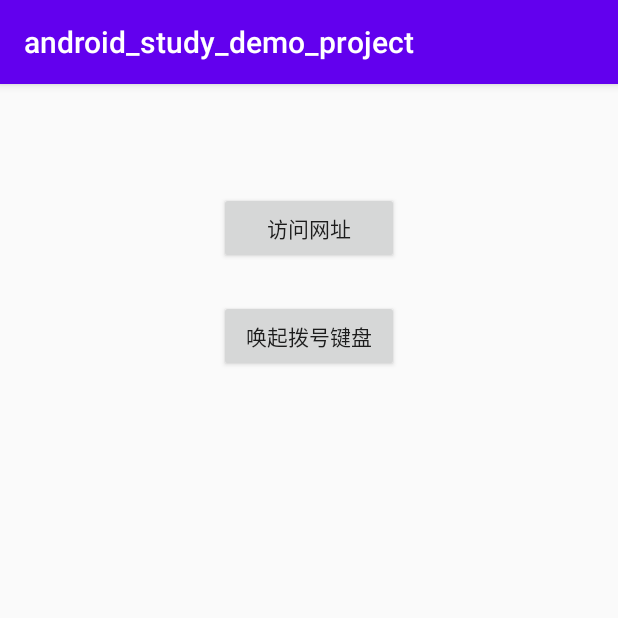
After one commit to miaomiao33/android_study_demo, an Android app: the IntentMainActivity screen opened directly, with no data from a screen before it, on a phone screen of 412 x 824 dp, the top half of it. The commit adds this screen. Run offline under Robolectric (Android 15) with nearby library versions, the phone set to English and light mode, and no system bars.

Commit message:
Intent传递数据的使用，访问URL地址，唤起手机键并输入号码

```diff
--- a/android_study_demo_project/app/src/main/AndroidManifest.xml
+++ b/android_study_demo_project/app/src/main/AndroidManifest.xml
@@ -25,6 +25,8 @@
         <activity android:name=".SearchActivity" />
         <activity android:name=".MainActivity_map" />
         <activity android:name=".MainActivityForService" />
+        <activity android:name=".storage.StorageActivity"/>
+        <activity android:name=".intent.IntentMainActivity"/>
         <activity android:name=".MainActivity">
             <intent-filter>
                 <action android:name="android.intent.action.MAIN" />
--- /dev/null
+++ b/android_study_demo_project/app/src/main/java/com/example/android_study_demo_project/intent/IntentMainActivity.java
@@ -0,0 +1,64 @@
+package com.example.android_study_demo_project.intent;
+
+import android.content.Intent;
+import android.net.Uri;
+import android.os.Bundle;
+import android.view.View;
+import android.widget.Button;
+import android.widget.Toast;
+
+import androidx.annotation.Nullable;
+import androidx.appcompat.app.AppCompatActivity;
+
+import com.example.android_study_demo_project.R;
+
+public class IntentMainActivity extends AppCompatActivity {
+    private Button URLButton;
+    private Button dialPadButton;
+    @Override
+    protected void onCreate(@Nullable Bundle savedInstanceState) {
+        super.onCreate(savedInstanceState);
+        setContentView(R.layout.activity_intent);
+        //获取传递的数据
+        Intent intent = getIntent();
+        //方法1
+//        String data = intent.getStringExtra("data");
+//        int number = intent.getIntExtra("number",0);
+
+        //方法2
+        String data = intent.getStringExtra("data");
+        int number = intent.getIntExtra("number",0);//没有就是默认值0
+
+        Toast.makeText(IntentMainActivity.this,data+number,Toast.LENGTH_SHORT).show();
+
+        //访问网址和吊起拨号键盘
+        URLButton = (Button)findViewById(R.id.bt_visitURL);
+        dialPadButton = (Button)findViewById(R.id.bt_evoke_dial_pad);
+        URLButton.setOnClickListener(new View.OnClickListener() {
+            @Override
+            public void onClick(View view) {
+                visitURL("http://www.baidu.com");
+            }
+        });
+
+        dialPadButton.setOnClickListener(view -> {
+            evokeDialPad("10086");
+        });
+    }
+
+    //访问URL
+    public void visitURL(String url)
+    {
+        Intent intent = new Intent(Intent.ACTION_VIEW);
+        intent.setData(Uri.parse(url));
+        startActivity(intent);
+    }
+
+    //唤起拨号键盘并输入phoneNumber
+    public void evokeDialPad(String phoneNumber)
+    {
+        Intent intent = new Intent(Intent.ACTION_VIEW);
+        intent.setData(Uri.parse("tel:"+phoneNumber));
+        startActivity(intent);
+    }
+}
--- /dev/null
+++ b/android_study_demo_project/app/src/main/res/layout/activity_intent.xml
@@ -0,0 +1,31 @@
+<?xml version="1.0" encoding="utf-8"?>
+<androidx.constraintlayout.widget.ConstraintLayout
+    xmlns:android="http://schemas.android.com/apk/res/android"
+    xmlns:app="http://schemas.android.com/apk/res-auto"
+    android:layout_width="match_parent"
+    android:layout_height="match_parent">
+
+    <androidx.appcompat.widget.AppCompatButton
+        android:id="@+id/bt_visitURL"
+        android:layout_width="120dp"
+        android:layout_height="wrap_content"
+        android:text="访问网址"
+        android:textAllCaps="false"
+        app:layout_constraintBottom_toBottomOf="parent"
+        app:layout_constraintEnd_toEndOf="parent"
+        app:layout_constraintStart_toStartOf="parent"
+        app:layout_constraintTop_toTopOf="parent"
+        app:layout_constraintVertical_bias="0.1"/>
+    <androidx.appcompat.widget.AppCompatButton
+        android:id="@+id/bt_evoke_dial_pad"
+        android:layout_width="120dp"
+        android:layout_height="wrap_content"
+        android:text="唤起拨号键盘"
+        android:textAllCaps="false"
+        app:layout_constraintVertical_bias="0.2"
+        app:layout_constraintBottom_toBottomOf="parent"
+        app:layout_constraintEnd_toEndOf="parent"
+        app:layout_constraintStart_toStartOf="parent"
+        app:layout_constraintTop_toTopOf="parent" />
+
+</androidx.constraintlayout.widget.ConstraintLayout>
```
Also changed, not shown: android_study_demo_project/app/build.gradle (+10 -0 lines), android_study_demo_project/app/src/main/java/com/example/android_study_demo_project/MainActivity.java (+57 -2 lines), android_study_demo_project/app/src/main/java/com/example/android_study_demo_project/storage/StorageActivity.java (added, +18 -0 lines), android_study_demo_project/app/src/main/res/layout/activity_main.xml (+12 -0 lines), android_study_demo_project/app/src/main/res/layout/storageLayout/layout/storage_main_activity.xml (added, +48 -0 lines).
